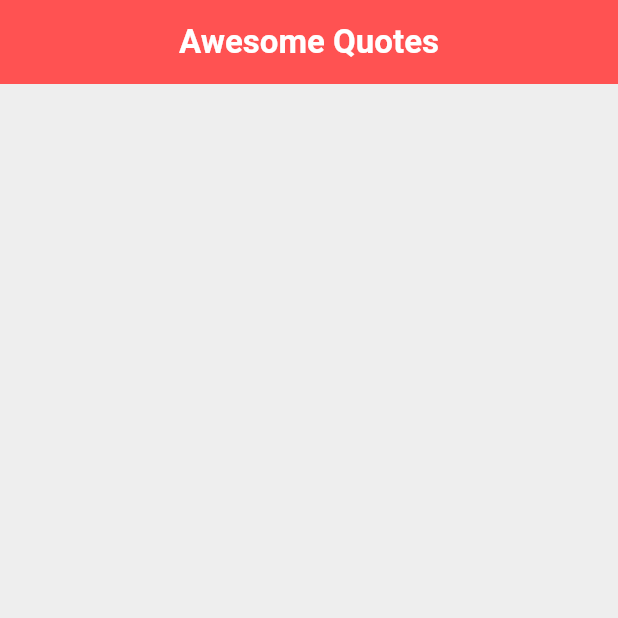
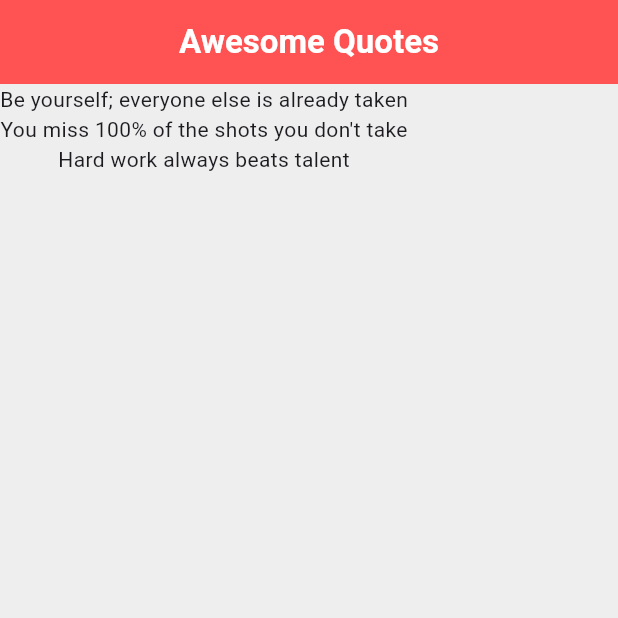
Before and after one commit to JakeG12345/quotes, a Flutter app: the screen it shows after launch, on a phone screen of 412 x 824 dp, the top half of it. Run offline on Flutter 3.47's test engine with Material 3 defaults, Android fonts, the phone set to English and light mode, and no system bars.

Commit message:
display quotes through mapping text list

```diff
--- a/lib/main.dart
+++ b/lib/main.dart
@@ -12,6 +12,12 @@ class QuoteList extends StatefulWidget {
 }
 
 class _QuoteListState extends State<QuoteList> {
+  List<String> quotes = [
+    'Be yourself; everyone else is already taken',
+    "You miss 100% of the shots you don't take",
+    'Hard work always beats talent'
+  ];
+
   @override
   Widget build(BuildContext context) {
     return Scaffold(
@@ -24,7 +30,7 @@ class _QuoteListState extends State<QuoteList> {
           backgroundColor: Colors.redAccent,
         ),
         body: Column(
-          children: [],
+          children: quotes.map((quote) => Text(quote)).toList(),
         ));
   }
 }
```
